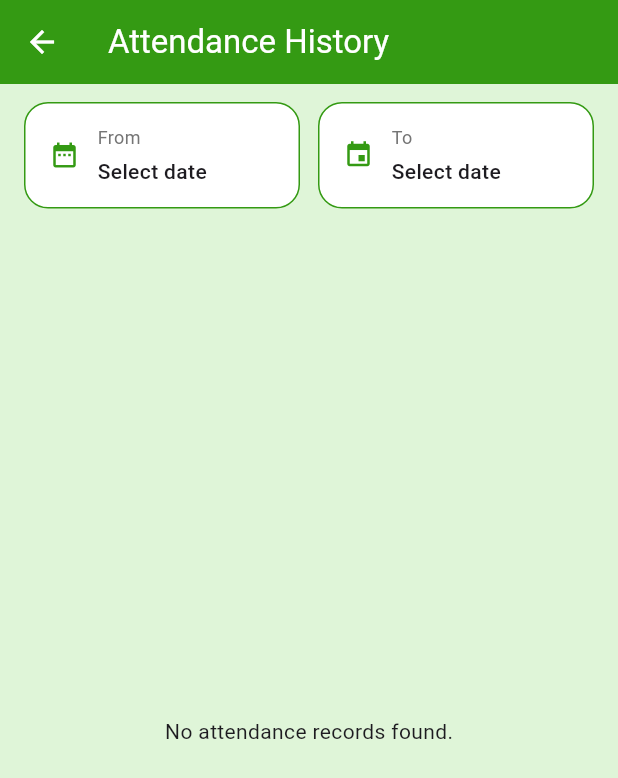
After one commit to LTT4504/erp_app_nood, a Flutter app: the AttendanceHistoryScreen screen opened by its route, on a phone screen of 412 x 824 dp. The commit adds this screen. Shown: the top 778 px of the screen. Run offline on Flutter 3.47's test engine with Material 3 defaults, Android fonts, the phone set to English and light mode, and no system bars; our stand-ins replace dio, flutter_svg, get, get_storage, logger; accounts and stored records are empty; network calls fail.

Commit message:
feat: creat attendance history screen

```diff
--- /dev/null
+++ b/lib/modules/attendance/attendance_history_screen.dart
@@ -0,0 +1,87 @@
+import 'package:flutter/material.dart';
+import 'package:get/get.dart';
+import '../../../shared/constants/colors.dart';
+import '../../../shared/widgets/attendance_card.dart';
+import '../../shared/widgets/date_range_picker.dart'; // đã import
+
+import 'widgets/attendance_controller.dart';
+
+class AttendanceHistoryScreen extends StatefulWidget {
+  const AttendanceHistoryScreen({super.key});
+
+  @override
+  State<AttendanceHistoryScreen> createState() => _AttendanceHistoryScreenState();
+}
+
+class _AttendanceHistoryScreenState extends State<AttendanceHistoryScreen> {
+  DateTime? fromDate;
+  DateTime? toDate;
+
+  final AttendanceController controller = Get.find();
+
+  List get filteredHistory => controller.history;
+
+  Future<void> _fetchHistoryByDate() async {
+    if (fromDate != null && toDate != null) {
+      await controller.fetchHistoryByRange(fromDate!, toDate!);
+    }
+  }
+
+  void _onPickDate(bool isFrom, DateTime picked) async {
+    setState(() {
+      if (isFrom) {
+        fromDate = picked;
+        if (toDate != null && picked.isAfter(toDate!)) {
+          toDate = picked;
+        }
+      } else {
+        toDate = picked;
+        if (fromDate != null && picked.isBefore(fromDate!)) {
+          fromDate = picked;
+        }
+      }
+    });
+    await _fetchHistoryByDate();
+  }
+
+  @override
+  Widget build(BuildContext context) {
+    return Scaffold(
+      backgroundColor: ColorConstants.highlightPrimaryPastel,
+      appBar: AppBar(
+        title: const Text('Attendance History'),
+        backgroundColor: ColorConstants.highlightPrimary,
+        foregroundColor: ColorConstants.white,
+        elevation: 0,
+      ),
+      body: Obx(() {
+        return Column(
+          children: [
+            DateRangePicker(
+              fromDate: fromDate,
+              toDate: toDate,
+              onShowPicker: defaultShowDatePicker,
+              onPickDate: _onPickDate,
+            ),
+            Expanded(
+              child: filteredHistory.isEmpty
+                  ? const Center(child: Text('No attendance records found.'))
+                  : ListView.builder(
+                      padding: const EdgeInsets.symmetric(horizontal: 16),
+                      itemCount: filteredHistory.length,
+                      itemBuilder: (_, index) {
+                        final item = filteredHistory[index];
+                        return AttendanceCard(
+                          date: item.workDay ?? '-',
+                          checkIn: item.checkInOn,
+                          checkOut: item.checkOutOn,
+                        );
+                      },
+                    ),
+            ),
+          ],
+        );
+      }),
+    );
+  }
+}
--- a/lib/modules/attendance/widgets/attendance_controller.dart
+++ b/lib/modules/attendance/widgets/attendance_controller.dart
@@ -5,6 +5,15 @@ import '../../../models/model/response/attendance/attendance_status_response/att
 import '../../../shared/services/attendance_service.dart';
 
 class AttendanceController extends GetxController {
+  Future<void> fetchHistoryByRange(DateTime from, DateTime to) async {
+    isLoading.value = true;
+    final historyResult = await AttendanceService.fetchHistory(
+      startDate: DateFormat('yyyy-MM-dd').format(from),
+      endDate: DateFormat('yyyy-MM-dd').format(to),
+    );
+    history.assignAll(historyResult);
+    isLoading.value = false;
+  }
   var status = Rxn<AttendanceStatusResponse>();
   var history = <AttendanceHistoryData>[].obs;
   var isLoading = false.obs;
--- a/lib/routes/app_pages.dart
+++ b/lib/routes/app_pages.dart
@@ -1,4 +1,5 @@
 import 'package:get/get.dart';
+import '../modules/attendance/attendance_history_screen.dart';
 import '../modules/attendance/widgets/attendance.dart';
 import '../modules/auth/auth_binding.dart';
 import '../modules/auth/auth_view.dart';
@@ -39,10 +40,10 @@ class AppPages {
       page: () => const AttendanceScreen(),
       binding: AttendanceBindings(),
     ),
-    // GetPage(
-    //   name: '/',
-    //   page: () => const DashboardView(),
-    //   binding: DashboardBinding(),
-    // ),
+    GetPage(
+  name: '/attendance-history',
+  page: () => const AttendanceHistoryScreen(),
+),
+
   ];
 }
--- /dev/null
+++ b/lib/shared/widgets/date_range_picker.dart
@@ -0,0 +1,158 @@
+import 'package:flutter/material.dart';
+import 'package:intl/intl.dart';
+import '../../../shared/constants/colors.dart';
+
+class DateRangePicker extends StatelessWidget {
+  final DateTime? fromDate;
+  final DateTime? toDate;
+  final Future<DateTime?> Function(BuildContext context, DateTime? initialDate)
+      onShowPicker;
+  final Function(bool isFrom, DateTime picked) onPickDate;
+
+  const DateRangePicker({
+    super.key,
+    required this.fromDate,
+    required this.toDate,
+    required this.onShowPicker,
+    required this.onPickDate,
+  });
+
+  String _format(DateTime? date) {
+    if (date == null) return 'Select date';
+    return DateFormat('dd/MM/yyyy').format(date);
+  }
+
+  @override
+  Widget build(BuildContext context) {
+    final theme = Theme.of(context);
+    final textColor = theme.textTheme.bodyMedium?.color;
+
+    return Padding(
+      padding: const EdgeInsets.symmetric(horizontal: 16, vertical: 12),
+      child: Row(
+        children: [
+          Expanded(
+            child: _DateBox(
+              label: 'From',
+              date: _format(fromDate),
+              onTap: () async {
+                final picked = await onShowPicker(context, fromDate);
+                if (picked != null) onPickDate(true, picked);
+              },
+              icon: Icons.date_range,
+              color: ColorConstants.highlightPrimary,
+              textColor: textColor,
+              backgroundColor: Colors.white,
+            ),
+          ),
+          const SizedBox(width: 12),
+          Expanded(
+            child: _DateBox(
+              label: 'To',
+              date: _format(toDate),
+              onTap: () async {
+                final picked = await onShowPicker(context, toDate);
+                if (picked != null) onPickDate(false, picked);
+              },
+              icon: Icons.event,
+              color: ColorConstants.highlightPrimary,
+              textColor: textColor,
+              backgroundColor: Colors.white,
+            ),
+          ),
+        ],
+      ),
+    );
+  }
+}
+
+class _DateBox extends StatelessWidget {
+  final String label;
+  final String date;
+  final VoidCallback onTap;
+  final IconData icon;
+  final Color color;
+  final Color? textColor;
+  final Color backgroundColor;
+
+  const _DateBox({
+    required this.label,
+    required this.date,
+    required this.onTap,
+    required this.icon,
+    required this.color,
+    required this.textColor,
+    required this.backgroundColor,
+  });
+
+  @override
+  Widget build(BuildContext context) {
+    return GestureDetector(
+      onTap: onTap,
+      child: Container(
+        padding: const EdgeInsets.symmetric(vertical: 14, horizontal: 16),
+        decoration: BoxDecoration(
+          color: backgroundColor,
+          borderRadius: BorderRadius.circular(16),
+          border: Border.all(color: ColorConstants.highlightPrimary),
+        ),
+        child: Row(
+          children: [
+            Icon(icon, color: color, size: 20),
+            const SizedBox(width: 12),
+            Expanded(
+              child: Column(
+                crossAxisAlignment: CrossAxisAlignment.start,
+                children: [
+                  Text(label,
+                      style: TextStyle(
+                        fontSize: 12,
+                        color: Colors.grey[600],
+                      )),
+                  const SizedBox(height: 4),
+                  Text(
+                    date,
+                    style: TextStyle(
+                      fontSize: 14,
+                      fontWeight: FontWeight.w500,
+                      color: textColor,
+                    ),
+                  ),
+                ],
+              ),
+            ),
+          ],
+        ),
+      ),
+    );
+  }
+}
+
+/// Hàm mặc định cho showDatePicker với màu theme
+Future<DateTime?> defaultShowDatePicker(
+    BuildContext context, DateTime? initialDate) {
+  final now = DateTime.now();
+  return showDatePicker(
+    context: context,
+    initialDate: initialDate ?? DateTime.now(),
+    firstDate: DateTime(2020),
+    lastDate: now,
+    builder: (context, child) {
+      return Theme(
+        data: Theme.of(context).copyWith(
+          colorScheme: const ColorScheme.light(
+            primary: ColorConstants.highlightPrimary,
+            onPrimary: Colors.white,
+            onSurface: Colors.black,
+          ),
+          textButtonTheme: TextButtonThemeData(
+            style: TextButton.styleFrom(
+              foregroundColor: ColorConstants.highlightPrimary,
+            ),
+          ),
+        ),
+        child: child!,
+      );
+    },
+  );
+}
```
Also changed, not shown: lib/modules/attendance/widgets/attendance_screen.dart (+20 -8 lines), lib/shared/services/attendance_service.dart (+10 -5 lines), lib/shared/widgets/attendance_card.dart (+21 -12 lines).
